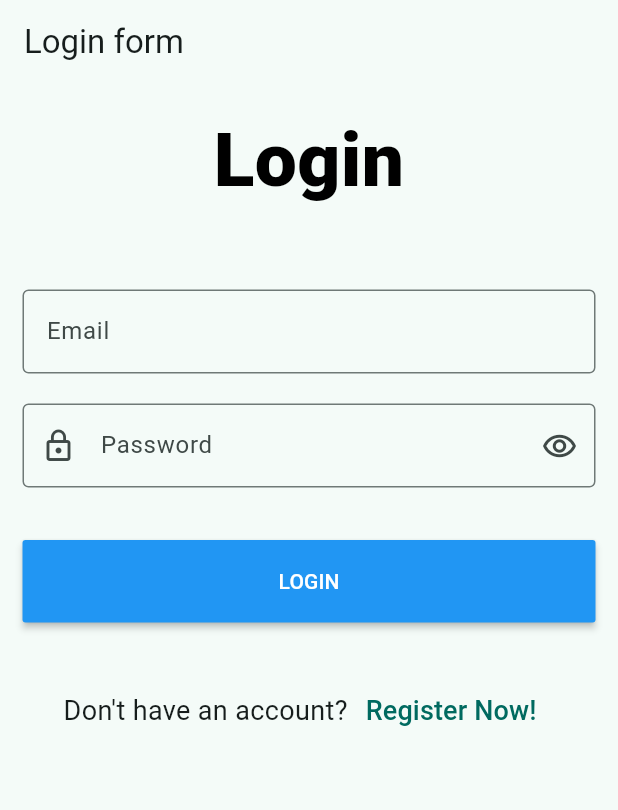
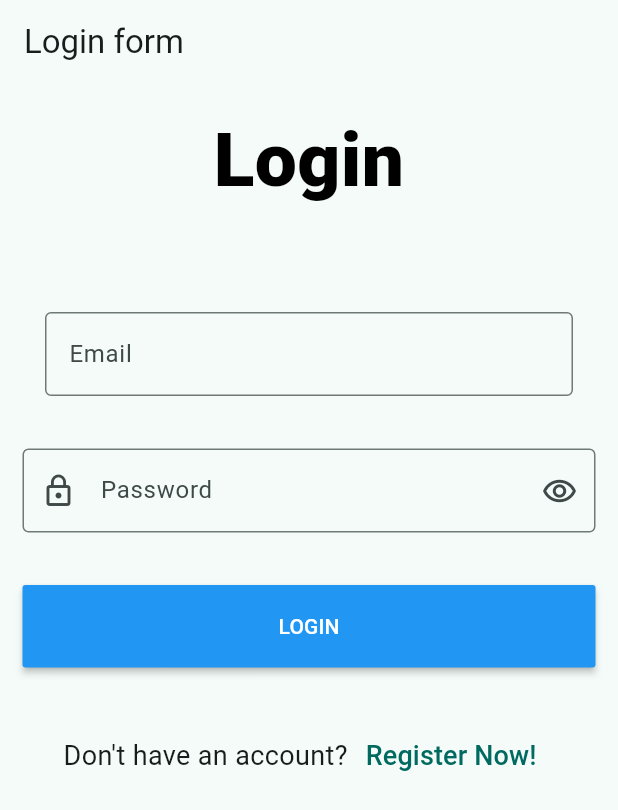
Before and after one commit to YossefAhmed9/Mentor-Academy-training_store-app, a Flutter app: the screen it shows after launch, after a tap on "Login", on a phone screen of 412 x 824 dp. Shown: the top 810 px of the screen. Run offline on Flutter 3.47's test engine with Material 3 defaults, Android fonts, the light colour scheme and no system bars; our stand-ins replace bloc, dio, flutter_bloc, image_picker, shared_preferences, smooth_page_indicator; accounts and stored records are empty; network calls fail.

Commit message:
Moved to the proper folder

```diff
--- a/lib/Login/Login_cubit.dart
+++ b/lib/Login/Login_cubit.dart
@@ -13,6 +13,7 @@ class LoginCubit extends Cubit<LoginStates> {
   UserModel? userModel;
 
   var nationalId;
+  var token;
 
   void login(String email, password) {
     emit(LoginLoadingState());
@@ -21,9 +22,10 @@ class LoginCubit extends Cubit<LoginStates> {
       "password": password,
     }).then((value) {
       //userModel = UserModel.fromJson(value.data);
-      nationalId = CasheHelper.setBoolean(
-          key: 'nationalId', value: value.data['user']['nationalId']);
+      nationalId = CasheHelper.setBoolean(key: 'nationalId', value: value.data['user']['nationalId']);
+      token = CasheHelper.setBoolean(key: 'token', value: value.data['user']['token']);
       print('This is nationalId $nationalId');
+      print('This is token $token');
       print(value.data);
       emit(LoginDoneState());
     }).catchError((error) {
--- a/lib/core/components/components.dart
+++ b/lib/core/components/components.dart
@@ -118,7 +118,9 @@ Widget defaultTextFormField(
   final Icon prefix,
   final FormFieldValidator<String>? validate,
 ) =>
-    TextFormField(
+    Padding(
+      padding: const EdgeInsets.all(15),
+      child: TextFormField(
         key: key,
         keyboardType: keyboard,
         controller: controller,
@@ -130,6 +132,7 @@ Widget defaultTextFormField(
           labelText: label,
           border: border,
           //prefixIcon: prefix,
+        ),
       ),
     );
 
--- a/lib/favorite cubit.dart
+++ b/lib/favorites/favorite cubit.dart
@@ -1,9 +1,9 @@
 import 'package:flutter_bloc/flutter_bloc.dart';
 import 'package:mentor_academy/core/network/local/shared_prefrence.dart';
 import 'package:mentor_academy/core/network/remote/dio_helper.dart';
-import 'package:mentor_academy/favorite%20states.dart';
+import 'package:mentor_academy/favorites/favorite%20states.dart';
 
-import 'core/network/constants.dart';
+import '../core/network/constants.dart';
 
 class FavoriteCubit extends Cubit<FavoriteStates> {
   FavoriteCubit() : super(FavoriteInitState());
@@ -22,6 +22,7 @@ class FavoriteCubit extends Cubit<FavoriteStates> {
       FavValue = value.data;
       emit(GetFavoriteDoneState());
       print(value.data);
+      print("this is token ${CasheHelper.getBoolean(key: 'token')}");
     }).catchError((error) {
       emit(GetFavoriteErrorState(error));
       print(error.toString());
--- a/lib/main.dart
+++ b/lib/main.dart
@@ -2,16 +2,18 @@ import 'package:flutter/material.dart';
 import 'package:flutter_bloc/flutter_bloc.dart';
 import 'package:mentor_academy/Login/Login_cubit.dart';
 import 'package:mentor_academy/Register/Register_cubit.dart';
+import 'package:mentor_academy/account/account_cubit.dart';
 import 'package:mentor_academy/cart/cart_cubit.dart';
 import 'package:mentor_academy/core/network/local/shared_prefrence.dart';
 import 'package:mentor_academy/core/network/remote/dio_helper.dart';
-import 'package:mentor_academy/favorite%20cubit.dart';
+import 'package:mentor_academy/favorites/favorite%20cubit.dart';
 import 'package:mentor_academy/onBoarding/onBoarding_cubit.dart';
-import 'package:mentor_academy/product_cubit.dart';
+import 'package:mentor_academy/product/product_cubit.dart';
+import 'package:mentor_academy/profile_screen.dart';
 import 'package:mentor_academy/screens/HomePage.dart';
 import 'package:mentor_academy/screens/login_screen.dart';
 import 'package:mentor_academy/screens/onBoarding_screen.dart';
-
+import 'package:mentor_academy/update/update_cubit.dart';
 import 'onBoarding/onBoarding_states.dart';
 
 Future<void> main() async {
@@ -56,6 +58,14 @@ class MyApp extends StatelessWidget {
           create: (context) => FavoriteCubit()..getFavorites(),
           lazy: true,
         ),
+        BlocProvider(
+          create: (context) => AccountCubit()..getProfile(token: CasheHelper.getBoolean(key: 'token')),
+          lazy: true,
+        ),
+        BlocProvider(
+          create: (context) => UpdateCubit(),
+          lazy: true,
+        ),
       ],
       child: MaterialApp(
           debugShowCheckedModeBanner: false,
@@ -66,7 +76,7 @@ class MyApp extends StatelessWidget {
           home: BlocConsumer<onBoardingCubit, onBoardingStates>(
               builder: (context, state) {
                 onBoardingCubit cubit = onBoardingCubit.get(context);
-                // return HomePage();
+                //return HomePage();
                 if (CasheHelper.getBoolean(key: cubit.onBoardingCasheKey) ==
                         true &&
                     CasheHelper.getBoolean(key: 'nationalId') == null) {
@@ -76,6 +86,7 @@ class MyApp extends StatelessWidget {
                 } else {
                   return onBoarding();
                 }
+                //return ProfileScreen();
               },
               listener: (context, state) {})),
     );
--- a/lib/favorit_screen.dart
+++ b/lib/screens/favorit_screen.dart
@@ -1,8 +1,8 @@
 import 'package:flutter/material.dart';
 import 'package:flutter_bloc/flutter_bloc.dart';
-import 'package:mentor_academy/favorite%20cubit.dart';
-import 'package:mentor_academy/favorite%20states.dart';
-import 'package:mentor_academy/favorite_model.dart';
+import 'package:mentor_academy/favorites/favorite%20cubit.dart';
+import 'package:mentor_academy/favorites/favorite%20states.dart';
+import 'package:mentor_academy/models/favorite_model.dart';
 
 class FavoriteScreen extends StatelessWidget {
   const FavoriteScreen({super.key});
```
Also changed, not shown: lib/screens/HomePage.dart (+11 -9 lines), lib/favorites/favorite states.dart (renamed from lib/favorite states.dart), lib/models/favorite_model.dart (renamed from lib/favorite_model.dart), lib/product/Product states.dart (renamed from lib/Product states.dart), lib/product/product_cubit.dart (renamed from lib/product_cubit.dart). Lines whose indentation alone changed are shown as unchanged.
